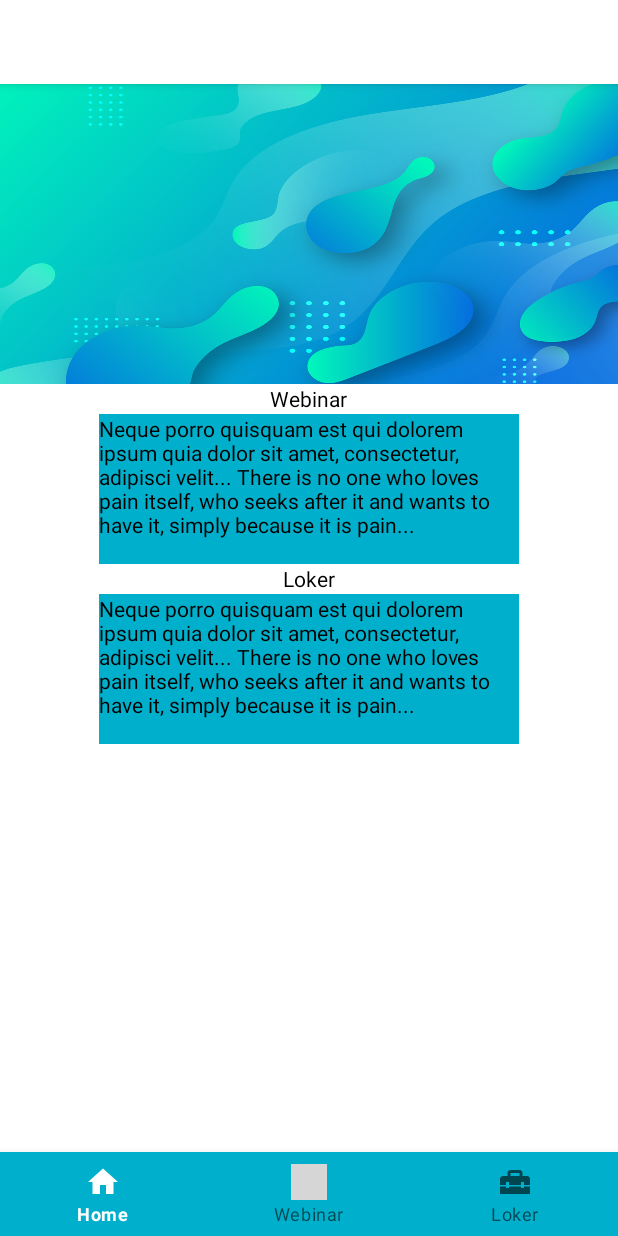
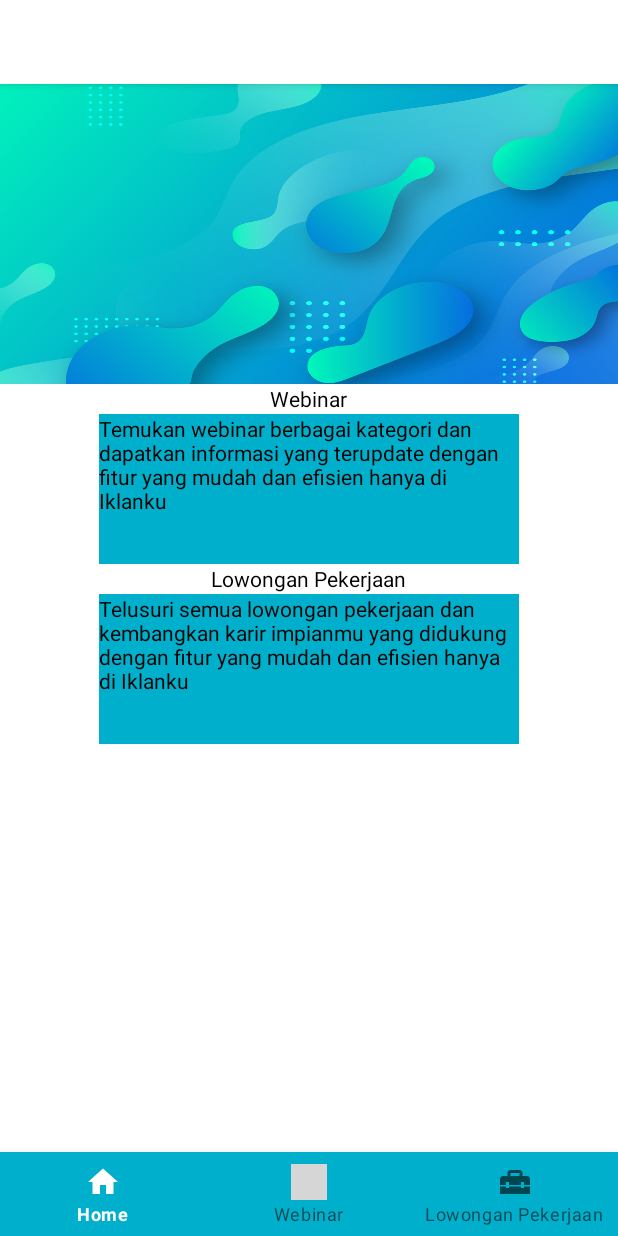
Before and after one commit to MohammadHidayatullah/Hi-Dev_Mobile, an Android app: the screen it shows after launch (MainActivity), on a phone screen of 412 x 824 dp. Run offline under Robolectric (Android 15) with nearby library versions, the phone set to English and light mode, and no system bars; our stand-ins replace navigation-ui; grey boxes are pictures that could not be loaded.

Commit message:
konten home

```diff
--- a/HiDev_Mobile/app/src/main/res/layout/fragment_home.xml
+++ b/HiDev_Mobile/app/src/main/res/layout/fragment_home.xml
@@ -31,7 +31,7 @@
             <TextView
                 android:layout_width="280dp"
                 android:layout_height="100dp"
-                android:text="@string/content"
+                android:text="@string/content1"
                 android:textColor="@color/black"
                 android:background="@color/bawaan"/>
 
@@ -44,7 +44,7 @@
             <TextView
                 android:layout_width="280dp"
                 android:layout_height="100dp"
-                android:text="@string/content"
+                android:text="@string/content2"
                 android:textColor="@color/black"
                 android:background="@color/bawaan"/>
 
--- a/HiDev_Mobile/app/src/main/res/values/strings.xml
+++ b/HiDev_Mobile/app/src/main/res/values/strings.xml
@@ -2,10 +2,11 @@
     <string name="app_name">HiDev_Mobile</string>
     <string name="title_home">Home</string>
     <string name="title_webinar">Webinar</string>
-    <string name="title_loker">Loker</string>
+    <string name="title_loker">Lowongan Pekerjaan</string>
     <string name="daftar">DAFTAR</string>
-    <string name="content">"Neque porro quisquam est qui dolorem ipsum quia dolor sit amet, consectetur, adipisci velit..."
-"There is no one who loves pain itself, who seeks after it and wants to have it, simply because it is pain..."
+    <string name="content1">"Temukan webinar berbagai kategori dan dapatkan informasi yang terupdate dengan fitur yang mudah dan efisien hanya di Iklanku"
+</string>
+    <string name="content2">"Telusuri semua lowongan pekerjaan dan kembangkan karir impianmu yang didukung dengan fitur yang mudah dan efisien hanya di Iklanku"
 </string>
     <string name="deadline">Until, 24 Desember 2021</string>
 </resources>
```
